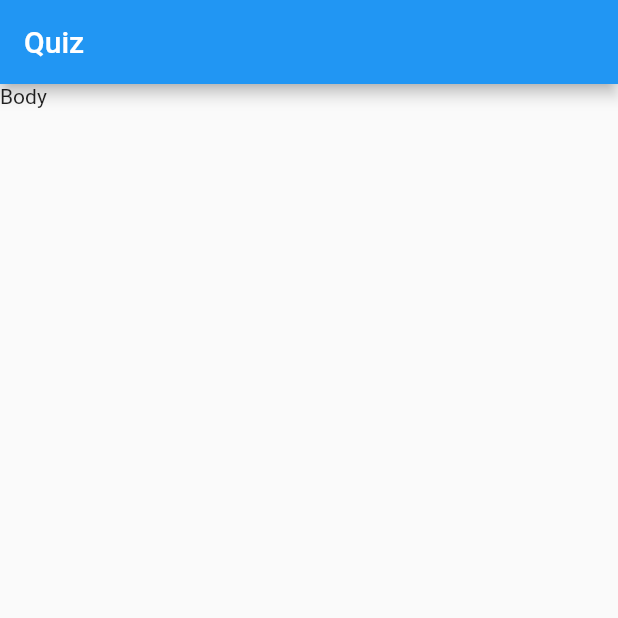
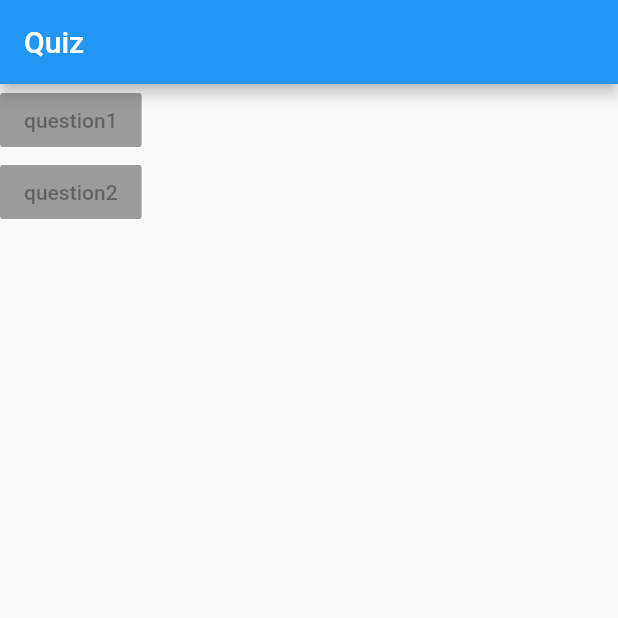
Before and after one commit to amrhesham95/Flutter_Project1_QuizApp, a Flutter app: the screen it shows after launch, on a phone screen of 412 x 824 dp, the top half of it. Run offline on Flutter 3.47's test engine with Material 2 defaults, Android fonts, the phone set to English and light mode, and no system bars.

Commit message:
adding layout and buttons

```diff
--- a/Quiz_App/lib/main.dart
+++ b/Quiz_App/lib/main.dart
@@ -5,13 +5,24 @@ void main() {
 }
 
 class MyApp extends StatelessWidget {
+  var questions = ["question1", "question2"];
   Widget build(BuildContext context) {
     return MaterialApp(
-        home: Scaffold(
-      appBar: AppBar(
-        title: Text("Quiz"),
+      home: Scaffold(
+        appBar: AppBar(
+          title: Text("Quiz"),
+        ),
+        body: Column(
+          children: [
+            RaisedButton(
+              child: Text(questions[0]),
+            ),
+            RaisedButton(
+              child: Text(questions[1]),
+            )
+          ],
+        ),
       ),
-      body: Text("Body"),
-    ));
+    );
   }
 }
```
